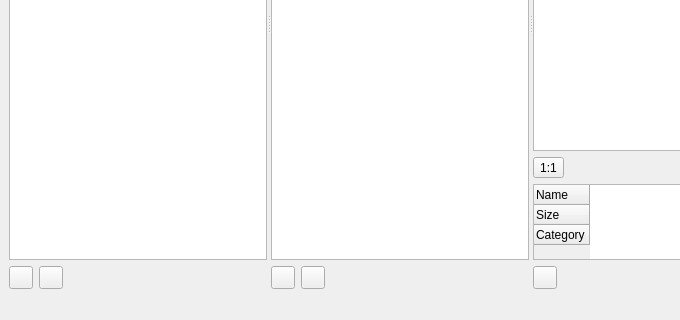
Before: the Qt Designer form ui/uifiles/special/tileexplorer.ui in timofey260/RWE-Sharp, drawn with Qt 5; both pictures show x 0 to 680 and y 280 to 600 of the 800 by 600 pixel window.
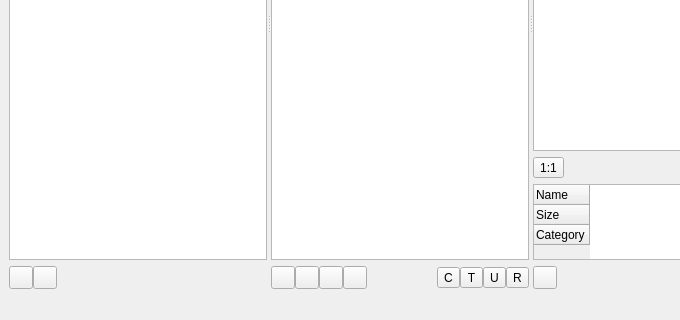
After: the same form once the commit is applied. Icons and pictures are not drawn. Custom widgets are drawn as their Qt base class.

Commit message: tile drawing bs

```diff
--- a/ui/uifiles/special/tileexplorer.ui
+++ b/ui/uifiles/special/tileexplorer.ui
@@ -87,6 +87,9 @@
         </item>
         <item>
          <layout class="QHBoxLayout" name="horizontalLayout">
+          <property name="spacing">
+           <number>0</number>
+          </property>
           <item>
            <widget class="QToolButton" name="toolButton">
             <property name="text">
@@ -157,6 +160,9 @@
         </item>
         <item>
          <layout class="QHBoxLayout" name="horizontalLayout_2">
+          <property name="spacing">
+           <number>0</number>
+          </property>
           <item>
            <widget class="QToolButton" name="toolButton_3">
             <property name="text">
@@ -176,7 +182,30 @@
              <string/>
             </property>
             <property name="icon">
-             <iconset theme="list-remove"/>
+             <iconset resource="../../../resources/res.qrc">
+              <normaloff>:/grids/grid/mediumgrid.svg</normaloff>:/grids/grid/mediumgrid.svg</iconset>
+            </property>
+           </widget>
+          </item>
+          <item>
+           <widget class="QToolButton" name="TilesGridViewSmall">
+            <property name="text">
+             <string/>
+            </property>
+            <property name="icon">
+             <iconset resource="../../../resources/res.qrc">
+              <normaloff>:/grids/grid/smallgrid.svg</normaloff>:/grids/grid/smallgrid.svg</iconset>
+            </property>
+           </widget>
+          </item>
+          <item>
+           <widget class="QToolButton" name="TilesIconView">
+            <property name="text">
+             <string/>
+            </property>
+            <property name="icon">
+             <iconset resource="../../../resources/res.qrc">
+              <normaloff>:/grids/grid/smallgrid2.svg</normaloff>:/grids/grid/smallgrid2.svg</iconset>
             </property>
            </widget>
           </item>
@@ -193,6 +222,34 @@
             </property>
            </spacer>
           </item>
+          <item>
+           <widget class="QToolButton" name="TilesClassic">
+            <property name="text">
+             <string>C</string>
+            </property>
+           </widget>
+          </item>
+          <item>
+           <widget class="QToolButton" name="TilesImage">
+            <property name="text">
+             <string>T</string>
+            </property>
+           </widget>
+          </item>
+          <item>
+           <widget class="QToolButton" name="TilesUnrendered">
+            <property name="text">
+             <string>U</string>
+            </property>
+           </widget>
+          </item>
+          <item>
+           <widget class="QToolButton" name="TilesRendered">
+            <property name="text">
+             <string>R</string>
+            </property>
+           </widget>
+          </item>
          </layout>
         </item>
        </layout>
```
Left out of the diff: 37 changed lines with no effect on the pictures. The commit also changes 18 other files.
